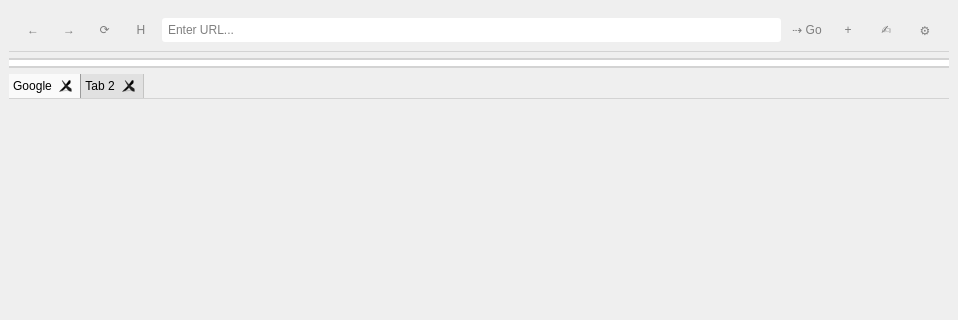
Before: the Qt Designer form mainwindow.ui in HugoOjvindFrancois/WebBrowser, drawn with Qt 5; both pictures show x 0 to 958 and y 0 to 320 of the 958 by 600 pixel window.
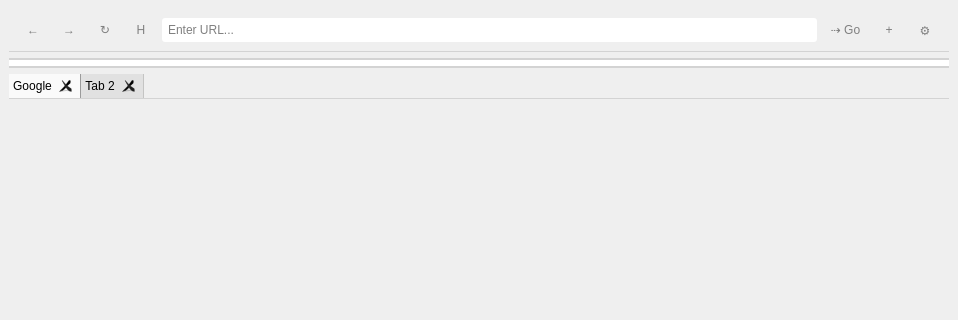
After: the same form once the commit is applied.

Commit message: delete search button

What changed in the file:
```diff
--- a/mainwindow.ui
+++ b/mainwindow.ui
@@ -265,7 +265,7 @@
           </size>
          </property>
          <property name="text">
-          <string>⟳</string>
+          <string>↻</string>
          </property>
          <property name="shortcut">
           <string>F5</string>
@@ -320,13 +320,13 @@
         <widget class="QPushButton" name="pushButton_4">
          <property name="minimumSize">
           <size>
-           <width>40</width>
+           <width>45</width>
            <height>0</height>
           </size>
          </property>
          <property name="maximumSize">
           <size>
-           <width>40</width>
+           <width>45</width>
            <height>16777215</height>
           </size>
          </property>
@@ -357,31 +357,6 @@
          </property>
         </widget>
        </item>
-       <item>
-        <widget class="QPushButton" name="pushButton_8">
-         <property name="sizePolicy">
-          <sizepolicy hsizetype="Maximum" vsizetype="Fixed">
-           <horstretch>0</horstretch>
-           <verstretch>0</verstretch>
-          </sizepolicy>
-         </property>
-         <property name="minimumSize">
-          <size>
-           <width>35</width>
-           <height>0</height>
-          </size>
-         </property>
-         <property name="maximumSize">
-          <size>
-           <width>35</width>
-           <height>16777215</height>
-          </size>
-         </property>
-         <property name="text">
-          <string>✍</string>
-         </property>
-        </widget>
-       </item>
        <item>
         <widget class="QPushButton" name="pushButton_6">
          <property name="sizePolicy">
```
The commit also changes 1 other file.
